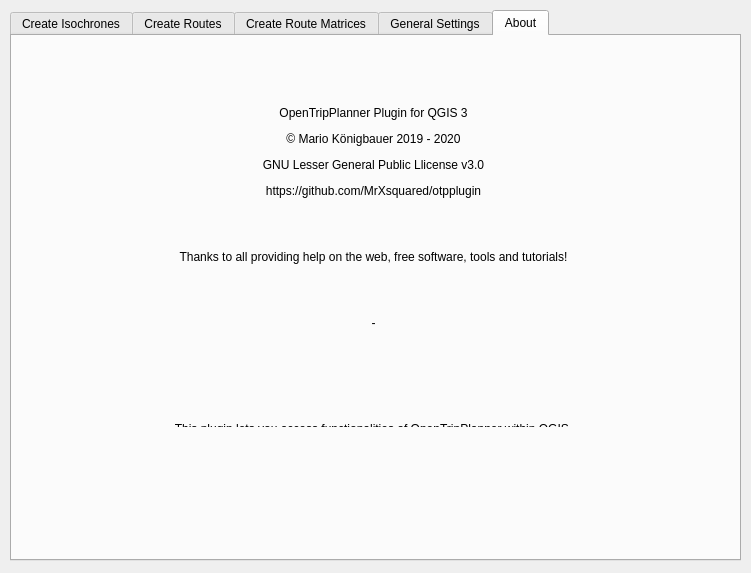
Old version of the form otp_plugin_dialog_base.ui in the repository MrXsquared/otpplugin.
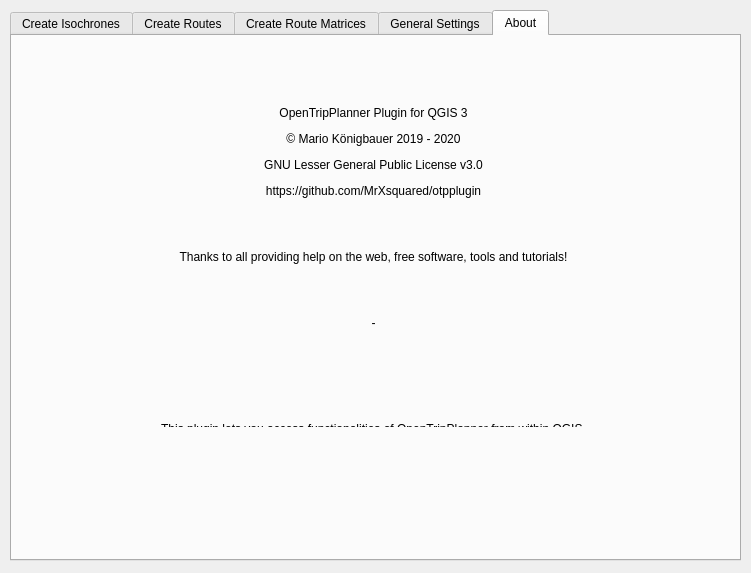
New version of the form. The open tabs and pages were chosen to show the change. Custom widgets are drawn as their Qt base class.

Patch:
```diff
--- a/otp_plugin_dialog_base.ui
+++ b/otp_plugin_dialog_base.ui
@@ -1125,7 +1125,7 @@
       </rect>
      </property>
      <property name="text">
-      <string>&lt;html&gt;&lt;head/&gt;&lt;body&gt;&lt;p&gt;OpenTripPlanner Plugin for QGIS 3&lt;/p&gt;&lt;p&gt;© Mario Königbauer 2019 - 2020&lt;/p&gt;&lt;p&gt;GNU Lesser General Public Llicense v3.0&lt;/p&gt;&lt;p&gt;https://github.com/MrXsquared/otpplugin&lt;/p&gt;&lt;p&gt;&lt;br/&gt;&lt;/p&gt;&lt;p&gt;Thanks to all providing help on the web, free software, tools and tutorials!&lt;/p&gt;&lt;p&gt;&lt;br/&gt;&lt;/p&gt;&lt;p&gt;-&lt;/p&gt;&lt;p&gt;&lt;br/&gt;&lt;/p&gt;&lt;p&gt;&lt;br/&gt;&lt;/p&gt;&lt;p&gt;This plugin lets you access functionalities of OpenTripPlanner within QGIS.&lt;/p&gt;&lt;/body&gt;&lt;/html&gt;</string>
+      <string>&lt;html&gt;&lt;head/&gt;&lt;body&gt;&lt;p&gt;OpenTripPlanner Plugin for QGIS 3&lt;/p&gt;&lt;p&gt;© Mario Königbauer 2019 - 2020&lt;/p&gt;&lt;p&gt;GNU Lesser General Public License v3.0&lt;/p&gt;&lt;p&gt;https://github.com/MrXsquared/otpplugin&lt;/p&gt;&lt;p&gt;&lt;br/&gt;&lt;/p&gt;&lt;p&gt;Thanks to all providing help on the web, free software, tools and tutorials!&lt;/p&gt;&lt;p&gt;&lt;br/&gt;&lt;/p&gt;&lt;p&gt;-&lt;/p&gt;&lt;p&gt;&lt;br/&gt;&lt;/p&gt;&lt;p&gt;&lt;br/&gt;&lt;/p&gt;&lt;p&gt;This plugin lets you access functionalities of OpenTripPlanner from within QGIS.&lt;/p&gt;&lt;/body&gt;&lt;/html&gt;</string>
      </property>
      <property name="alignment">
       <set>Qt::AlignCenter</set>
```
